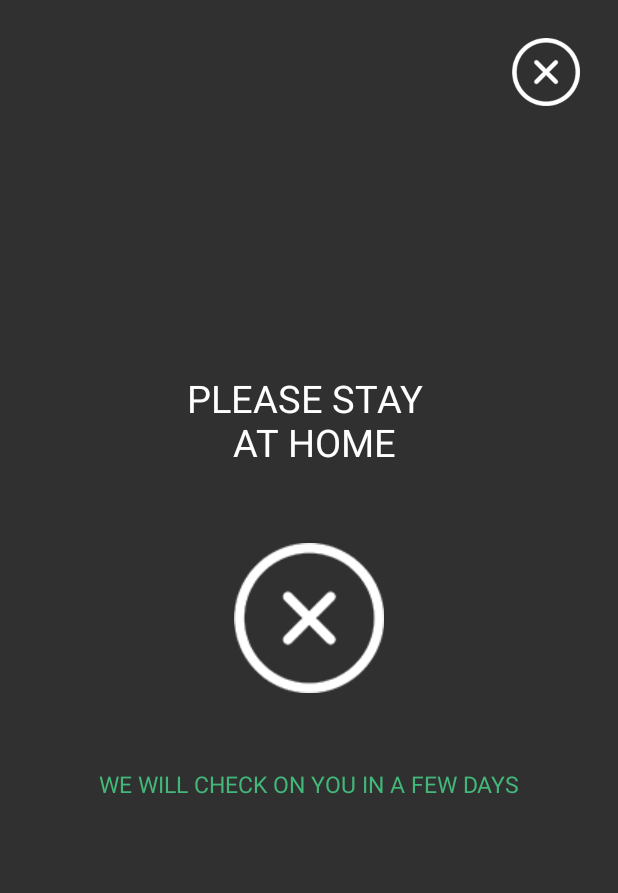
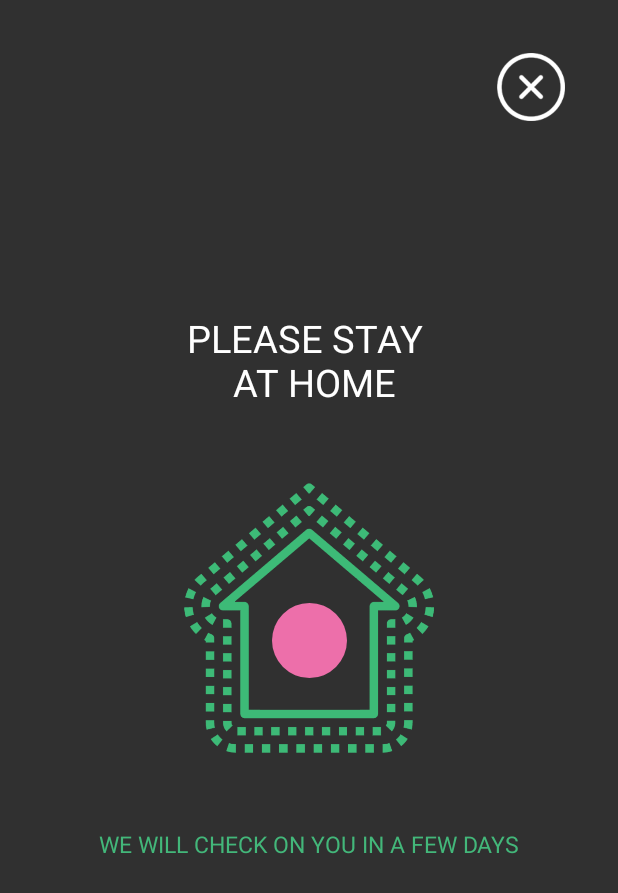
Before and after one commit to panchalAlpit/HonestHerd, an Android app: the HHStayHomeActivity screen opened directly, with no data from a screen before it, on a phone screen of 412 x 824 dp. Shown: the top 893 px of the screen. Run offline under Robolectric (Android 15) with nearby library versions, the phone set to English and light mode, and no system bars.

Commit message:
- StayatHome screen UI done

```diff
--- a/app/src/main/java/com/mobilefirst/honestherd/HHActivity/HHStayHomeActivity.java
+++ b/app/src/main/java/com/mobilefirst/honestherd/HHActivity/HHStayHomeActivity.java
@@ -1,16 +1,44 @@
 package com.mobilefirst.honestherd.HHActivity;
 
 import androidx.appcompat.app.AppCompatActivity;
+import androidx.appcompat.widget.AppCompatImageView;
 
+import android.content.Intent;
 import android.os.Bundle;
+import android.view.View;
 
+import com.mobilefirst.honestherd.HHGlobal.Utils;
+import com.mobilefirst.honestherd.MainActivity;
 import com.mobilefirst.honestherd.R;
 
-public class HHStayHomeActivity extends AppCompatActivity {
+public class HHStayHomeActivity extends AppCompatActivity implements View.OnClickListener {
+
+    AppCompatImageView img_close_stayhome;
 
     @Override
     protected void onCreate(Bundle savedInstanceState) {
         super.onCreate(savedInstanceState);
         setContentView(R.layout.activity_h_h_stay_home);
+
+        Init();
+    }
+
+    private void Init() {
+        img_close_stayhome = findViewById(R.id.img_close_stayhome);
+        img_close_stayhome.setOnClickListener(this);
+    }
+
+    @Override
+    public void onClick(View v) {
+        switch (v.getId()){
+            case R.id.img_close_stayhome:{
+                Intent intent = new Intent(HHStayHomeActivity.this, MainActivity.class);
+                intent.putExtra("screen", Utils.FRAGMENT_MAP);
+               // intent.addFlags(Intent.FLAG_ACTIVITY_CLEAR_TASK | Intent.FLAG_ACTIVITY_NEW_TASK);
+                startActivity(intent);
+                finish();
+                break;
+            }
+        }
     }
 }
--- a/app/src/main/res/layout/activity_h_h_stay_home.xml
+++ b/app/src/main/res/layout/activity_h_h_stay_home.xml
@@ -8,24 +8,36 @@
 
     <androidx.appcompat.widget.AppCompatImageView
         android:id="@+id/img_close_stayhome"
-        android:layout_width="45dp"
-        android:layout_height="45dp"
+        android:layout_width="65dp"
+        android:layout_height="65dp"
         android:src="@drawable/close"
         app:tint="@color/white"
+        android:padding="10dp"
         app:layout_constraintEnd_toEndOf="parent"
         app:layout_constraintTop_toTopOf="parent"
         android:layout_margin="25dp"/>
 
     <androidx.appcompat.widget.AppCompatImageView
         android:id="@+id/img_stayhome"
-        android:layout_width="wrap_content"
-        android:layout_height="wrap_content"
-        android:src="@drawable/close"
+        android:layout_width="180dp"
+        android:layout_height="180dp"
+        android:src="@drawable/stayhome"
         app:layout_constraintTop_toTopOf="parent"
         app:layout_constraintBottom_toBottomOf="parent"
         app:layout_constraintStart_toStartOf="parent"
         app:layout_constraintEnd_toEndOf="parent"
-        app:tint="@color/white"/>
+        app:tint="@color/light_green"/>
+
+    <androidx.appcompat.widget.AppCompatImageView
+        android:layout_width="50dp"
+        android:layout_height="50dp"
+        android:src="@drawable/pink_circle"
+        android:layout_marginTop="30dp"
+        app:layout_constraintTop_toTopOf="parent"
+        app:layout_constraintBottom_toBottomOf="parent"
+        app:layout_constraintStart_toStartOf="parent"
+        app:layout_constraintEnd_toEndOf="parent" />
+
 
     <androidx.appcompat.widget.AppCompatTextView
         android:layout_width="wrap_content"
```
Also changed, not shown: app/src/main/java/com/mobilefirst/honestherd/HHActivity/IMSickActivity.java (+10 -0 lines), app/src/main/res/drawable/stayhome.png (added), 1 other file.
